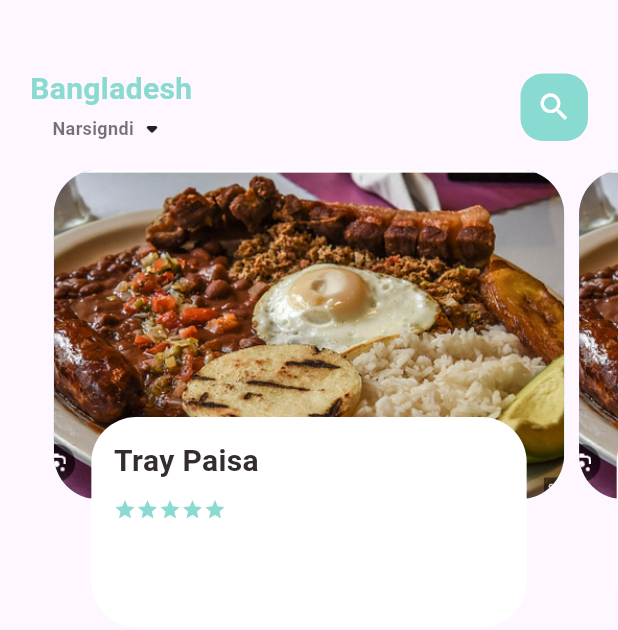
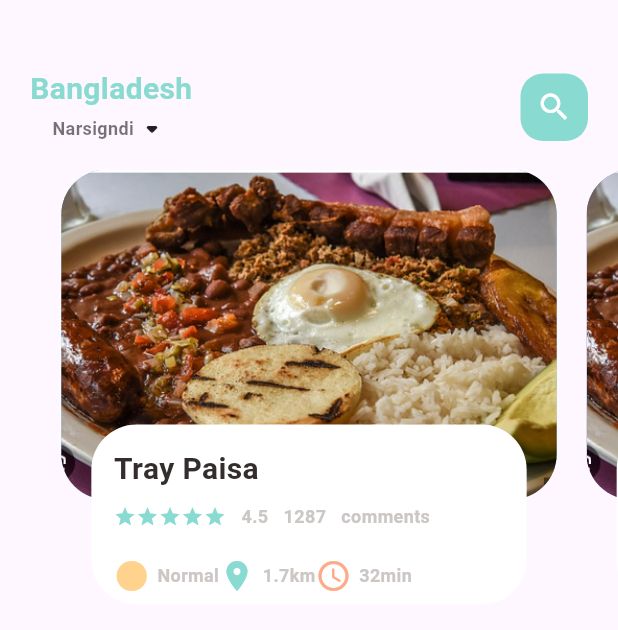
Before and after one commit to Lorena2387/app_e_comerce, a Flutter app: the screen it shows after launch, on a phone screen of 412 x 824 dp. Shown: the top 630 px of the screen. Run offline on Flutter 3.47's test engine with Material 2 defaults, Android fonts, the phone set to English and light mode, and no system bars.

Commit message:
define the icons of the small container

```diff
--- a/lib/home/food_page_body.dart
+++ b/lib/home/food_page_body.dart
@@ -1,5 +1,7 @@
 import 'package:app_e_comerce/Utils/app_colors.dart';
 import 'package:app_e_comerce/widgets/big_text.dart';
+import 'package:app_e_comerce/widgets/icon_and_text_widget.dart';
+import 'package:app_e_comerce/widgets/small_text.dart';
 import 'package:flutter/material.dart';
 
 class FoodPageBody extends StatefulWidget {
@@ -29,11 +31,11 @@
       children: [
         Container(
           height: 220,
-          margin: EdgeInsets.only(left: 5, right: 5),
+          margin: const EdgeInsets.only(left: 10, right: 10),
           decoration: BoxDecoration(
             borderRadius: BorderRadius.circular(30),
             color: index.isEven ? Color(0xFF69c5df) : Color(0xFF9294cc),
-            image: DecorationImage(
+            image: const DecorationImage(
               fit: BoxFit.cover,
               image: AssetImage("asset/images/food1.png"),
             ),
@@ -42,19 +44,19 @@
         Align(
           alignment: Alignment.bottomCenter,
           child: Container(
-            height: 140,
-            margin: EdgeInsets.only(left: 30, right: 30, bottom: 15),
+            height: 120,
+            margin: const EdgeInsets.only(left: 30, right: 30, bottom: 30),
             decoration: BoxDecoration(
               borderRadius: BorderRadius.circular(30),
               color: Colors.white,
             ),
             child: Container(
-              padding: EdgeInsets.only(top: 15, left: 15, right: 15),
+              padding: const EdgeInsets.only(top: 15, left: 15, right: 15),
               child: Column(
                 crossAxisAlignment: CrossAxisAlignment.start,
                 children: [
                   BigText(text: "Tray Paisa"),
-                  SizedBox(
+                  const SizedBox(
                     height: 10,
                   ),
                   Row(
@@ -67,7 +69,44 @@
                                   color: AppColors.mainColor,
                                   size: 15,
                                 )),
-                      )
+                      ),
+                      const SizedBox(
+                        width: 10,
+                      ),
+                      SmallText(text: "4.5"),
+                      const SizedBox(
+                        width: 10,
+                      ),
+                      SmallText(text: "1287"),
+                      const SizedBox(
+                        width: 10,
+                      ),
+                      SmallText(text: "comments")
+                    ],
+                  ),
+                  const SizedBox(
+                    height: 20,
+                  ),
+                  Row(
+                    children: [
+                      IconAndTextWidget(
+                        icon: Icons.circle_sharp,
+                        text: "Normal",
+                        color: AppColors.mainColor,
+                        iconColor: AppColors.iconColor1,
+                      ),
+                      IconAndTextWidget(
+                        icon: Icons.location_on,
+                        text: "1.7km",
+                        color: AppColors.mainColor,
+                        iconColor: AppColors.mainColor,
+                      ),
+                      IconAndTextWidget(
+                        icon: Icons.access_time_rounded,
+                        text: "32min",
+                        color: AppColors.mainColor,
+                        iconColor: AppColors.iconColor2,
+                      ),
                     ],
                   )
                 ],
--- /dev/null
+++ b/lib/widgets/icon_and_text_widget.dart
@@ -0,0 +1,33 @@
+import 'package:app_e_comerce/widgets/small_text.dart';
+import 'package:flutter/material.dart';
+
+class IconAndTextWidget extends StatelessWidget {
+  final IconData icon;
+  final String text;
+  final Color color;
+  final Color iconColor;
+  const IconAndTextWidget(
+      {super.key,
+      required this.icon,
+      required this.text,
+      required this.color,
+      required this.iconColor});
+
+  @override
+  Widget build(BuildContext context) {
+    return Row(
+      children: [
+        Icon(
+          icon,
+          color: iconColor,
+        ),
+        const SizedBox(
+          width: 5,
+        ),
+        SmallText(
+          text: text,
+        )
+      ],
+    );
+  }
+}
```
